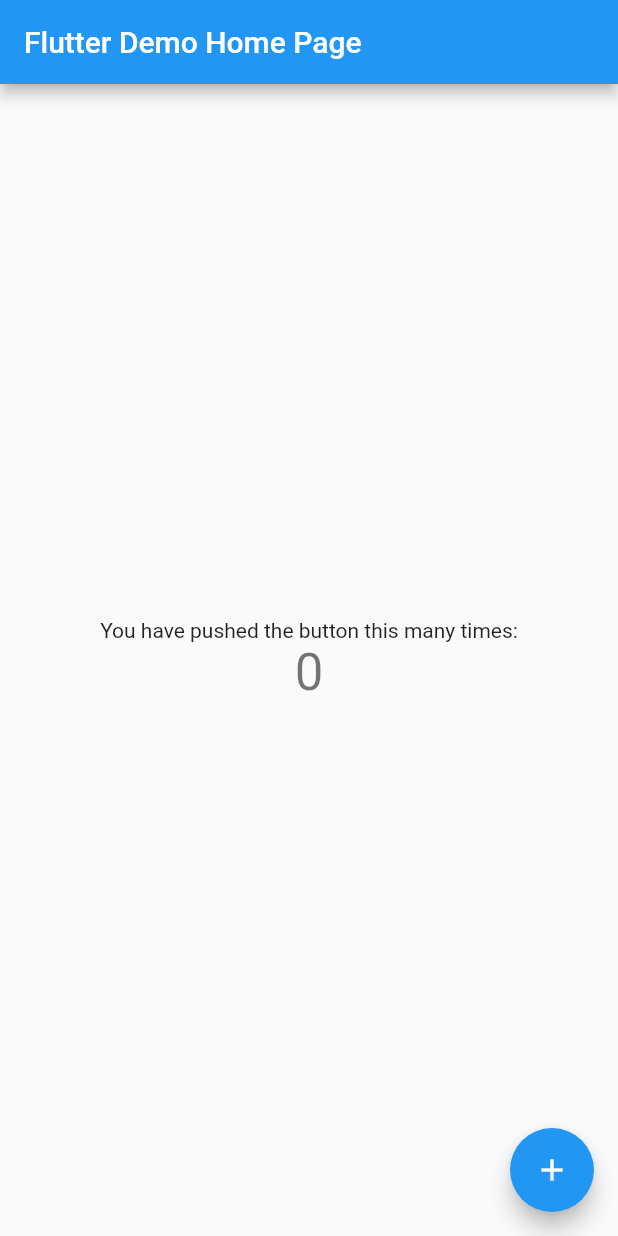
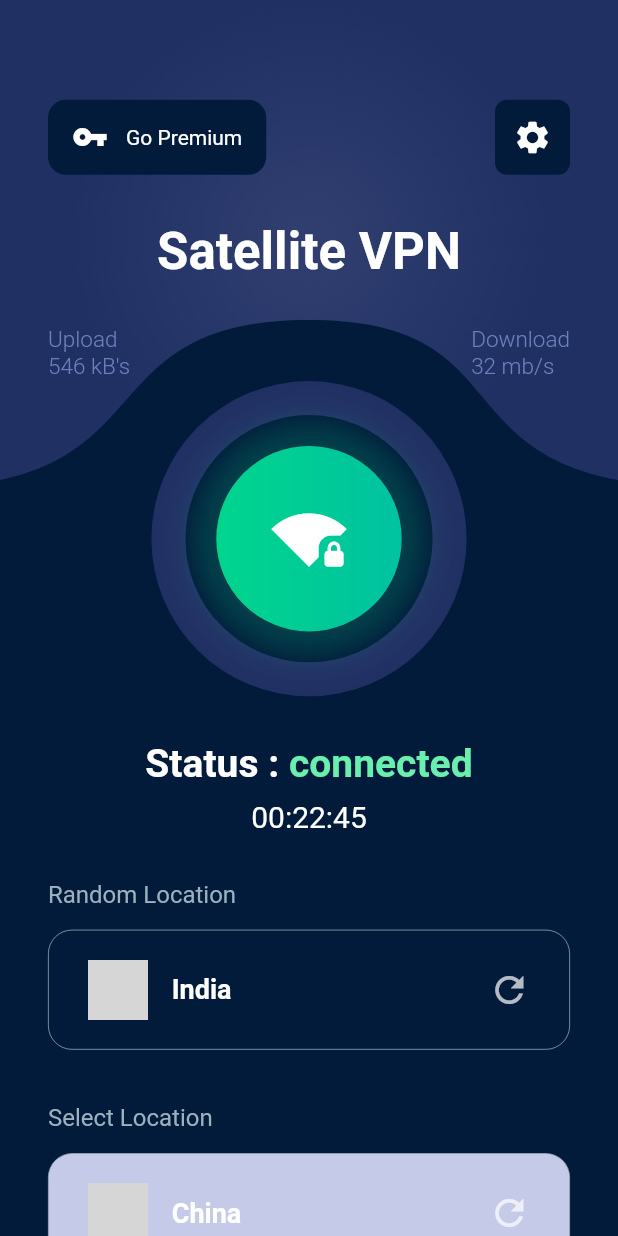
Before and after one commit to KKshitiz/Appcilious-project, a Flutter app: the screen it shows after launch, on a phone screen of 412 x 824 dp. Run offline on Flutter 3.47's test engine with Material 2 defaults, Android fonts, the phone set to English and light mode, and no system bars; network calls fail; grey boxes are pictures that could not be loaded.

Commit message:
complete ui

```diff
--- /dev/null
+++ b/lib/constants.dart
@@ -0,0 +1,45 @@
+import 'package:flutter/material.dart';
+
+const kBgColor = Color(0xFF021B3A);
+const kCurveGradient = RadialGradient(colors: [
+  Color(0xFF313F70),
+  Color(0xFF203063),
+]);
+const kVpnStyle = TextStyle(
+  fontWeight: FontWeight.w600,
+  color: Colors.white,
+  fontSize: 34,
+);
+
+const kSpeedStyle = TextStyle(
+  fontWeight: FontWeight.w300,
+  color: Color(0xFF6B81BD),
+  fontSize: 15,
+);
+
+const kGreenGradient = LinearGradient(colors: [
+  Color(0xFF00D58D),
+  Color(0xFF00C2A0),
+]);
+const kIndiaFlagUrl =
+    'https://upload.wikimedia.org/wikipedia/commons/thumb/4/41/Flag_of_India.svg/800px-Flag_of_India.svg.png';
+
+const kChinaFlagUrl =
+    'https://upload.wikimedia.org/wikipedia/commons/thumb/f/fa/Flag_of_the_People%27s_Republic_of_China.svg/800px-Flag_of_the_People%27s_Republic_of_China.svg.png';
+
+const kConnectedStyle = TextStyle(
+    fontSize: 26,
+    fontWeight: FontWeight.w600,
+    height: 1.6,
+    color: Colors.white);
+
+const kConnectedGreenStyle = TextStyle(
+    fontSize: 26, color: Colors.greenAccent, fontWeight: FontWeight.w600);
+
+const kConnectedSubtitleStyle =
+    TextStyle(fontSize: 20, fontWeight: FontWeight.w400, color: Colors.white);
+const kLocationTitleStyle = TextStyle(
+  fontSize: 16,
+  fontWeight: FontWeight.w400,
+  color: Color(0xFF9BB1BD),
+);
--- /dev/null
+++ b/lib/custom_clipper.dart
@@ -0,0 +1,19 @@
+import 'package:flutter/material.dart';
+
+class MyCustomClipper extends CustomClipper<Path> {
+  @override
+  Path getClip(Size size) {
+    Path path = Path()
+      ..moveTo(0, size.height)
+      ..cubicTo(size.width * 0.25, size.height * 14 / 15, size.width * 0.175,
+          size.height * 2 / 3, size.width * 0.5, size.height * 2 / 3)
+      ..cubicTo(size.width * 0.825, size.height * 2 / 3, size.width * 0.725,
+          size.height * 14 / 15, size.width, size.height)
+      ..lineTo(size.width, 0)
+      ..lineTo(0, 0);
+    return path;
+  }
+
+  @override
+  bool shouldReclip(CustomClipper<Path> oldClipper) => true;
+}
--- a/lib/main.dart
+++ b/lib/main.dart
@@ -1,117 +1,270 @@
+import 'package:Appcilious/custom_clipper.dart';
 import 'package:flutter/material.dart';
+import 'constants.dart';
 
 void main() {
   runApp(MyApp());
 }
 
 class MyApp extends StatelessWidget {
-  // This widget is the root of your application.
   @override
   Widget build(BuildContext context) {
     return MaterialApp(
-      title: 'Flutter Demo',
-      theme: ThemeData(
-        // This is the theme of your application.
-        //
-        // Try running your application with "flutter run". You'll see the
-        // application has a blue toolbar. Then, without quitting the app, try
-        // changing the primarySwatch below to Colors.green and then invoke
-        // "hot reload" (press "r" in the console where you ran "flutter run",
-        // or simply save your changes to "hot reload" in a Flutter IDE).
-        // Notice that the counter didn't reset back to zero; the application
-        // is not restarted.
-        primarySwatch: Colors.blue,
-        // This makes the visual density adapt to the platform that you run
-        // the app on. For desktop platforms, the controls will be smaller and
-        // closer together (more dense) than on mobile platforms.
-        visualDensity: VisualDensity.adaptivePlatformDensity,
-      ),
-      home: MyHomePage(title: 'Flutter Demo Home Page'),
+      debugShowCheckedModeBanner: false,
+      home: HomePage(),
     );
   }
 }
 
-class MyHomePage extends StatefulWidget {
-  MyHomePage({Key key, this.title}) : super(key: key);
-
-  // This widget is the home page of your application. It is stateful, meaning
-  // that it has a State object (defined below) that contains fields that affect
-  // how it looks.
-
-  // This class is the configuration for the state. It holds the values (in this
-  // case the title) provided by the parent (in this case the App widget) and
-  // used by the build method of the State. Fields in a Widget subclass are
-  // always marked "final".
-
-  final String title;
-
+class HomePage extends StatefulWidget {
   @override
-  _MyHomePageState createState() => _MyHomePageState();
+  _HomePageState createState() => _HomePageState();
 }
 
-class _MyHomePageState extends State<MyHomePage> {
-  int _counter = 0;
-
-  void _incrementCounter() {
-    setState(() {
-      // This call to setState tells the Flutter framework that something has
-      // changed in this State, which causes it to rerun the build method below
-      // so that the display can reflect the updated values. If we changed
-      // _counter without calling setState(), then the build method would not be
-      // called again, and so nothing would appear to happen.
-      _counter++;
-    });
-  }
-
+class _HomePageState extends State<HomePage> {
+  bool isConnected = false;
   @override
   Widget build(BuildContext context) {
-    // This method is rerun every time setState is called, for instance as done
-    // by the _incrementCounter method above.
-    //
-    // The Flutter framework has been optimized to make rerunning build methods
-    // fast, so that you can just rebuild anything that needs updating rather
-    // than having to individually change instances of widgets.
+    double screenWidth = MediaQuery.of(context).size.width;
     return Scaffold(
-      appBar: AppBar(
-        // Here we take the value from the MyHomePage object that was created by
-        // the App.build method, and use it to set our appbar title.
-        title: Text(widget.title),
+      backgroundColor: kBgColor,
+      body: ListView(
+        children: [
+          Stack(
+            alignment: Alignment.topCenter,
+            clipBehavior: Clip.none,
+            children: [
+              upperCurvedContainer(context),
+              circularButtonWidget(context, screenWidth),
+            ],
+          ),
+          SizedBox(
+            height: screenWidth * 0.4,
+          ),
+          ConnectedStatusText(connectionStatus: isConnected),
+          SizedBox(
+            height: 20,
+          ),
+          locationCard(
+              'Random Location', Colors.transparent, kIndiaFlagUrl, 'India'),
+          SizedBox(
+            height: 20,
+          ),
+          locationCard(
+              'Select Location', Colors.indigo[100], kChinaFlagUrl, 'China'),
+        ],
       ),
-      body: Center(
-        // Center is a layout widget. It takes a single child and positions it
-        // in the middle of the parent.
-        child: Column(
-          // Column is also a layout widget. It takes a list of children and
-          // arranges them vertically. By default, it sizes itself to fit its
-          // children horizontally, and tries to be as tall as its parent.
-          //
-          // Invoke "debug painting" (press "p" in the console, choose the
-          // "Toggle Debug Paint" action from the Flutter Inspector in Android
-          // Studio, or the "Toggle Debug Paint" command in Visual Studio Code)
-          // to see the wireframe for each widget.
-          //
-          // Column has various properties to control how it sizes itself and
-          // how it positions its children. Here we use mainAxisAlignment to
-          // center the children vertically; the main axis here is the vertical
-          // axis because Columns are vertical (the cross axis would be
-          // horizontal).
-          mainAxisAlignment: MainAxisAlignment.center,
-          children: <Widget>[
-            Text(
-              'You have pushed the button this many times:',
+    );
+  }
+}
+
+Widget upperCurvedContainer(BuildContext context) {
+  return ClipPath(
+    clipper: MyCustomClipper(),
+    child: Container(
+      padding: EdgeInsets.symmetric(horizontal: 32, vertical: 36),
+      height: 320,
+      width: MediaQuery.of(context).size.width,
+      decoration: BoxDecoration(gradient: kCurveGradient),
+      child: Column(
+        mainAxisAlignment: MainAxisAlignment.spaceEvenly,
+        crossAxisAlignment: CrossAxisAlignment.center,
+        children: [
+          _topRow(),
+          Text(
+            'Satellite VPN',
+            style: kVpnStyle,
+          ),
+          _bottomRow(),
+        ],
+      ),
+    ),
+  );
+}
+
+Widget _topRow() {
+  return Row(
+    mainAxisAlignment: MainAxisAlignment.spaceBetween,
+    children: [
+      Container(
+        padding: EdgeInsets.symmetric(horizontal: 16, vertical: 10),
+        height: 50,
+        decoration: BoxDecoration(
+          color: kBgColor,
+          borderRadius: BorderRadius.circular(12),
+        ),
+        child: Row(
+          children: [
+            Icon(
+              Icons.vpn_key,
+              color: Colors.white,
+            ),
+            SizedBox(
+              width: 12,
             ),
             Text(
-              '$_counter',
-              style: Theme.of(context).textTheme.headline4,
+              'Go Premium',
+              style: TextStyle(color: Colors.white),
             ),
           ],
         ),
       ),
-      floatingActionButton: FloatingActionButton(
-        onPressed: _incrementCounter,
-        tooltip: 'Increment',
-        child: Icon(Icons.add),
-      ), // This trailing comma makes auto-formatting nicer for build methods.
+      Container(
+        height: 50,
+        width: 50,
+        decoration: BoxDecoration(
+          color: kBgColor,
+          borderRadius: BorderRadius.circular(8),
+        ),
+        child: Center(
+          child: Icon(
+            Icons.settings,
+            size: 26,
+            color: Colors.white,
+          ),
+        ),
+      )
+    ],
+  );
+}
+
+Widget _bottomRow() {
+  return Row(
+    mainAxisAlignment: MainAxisAlignment.spaceBetween,
+    children: [
+      Text(
+        'Upload\n546 kB\'s',
+        style: kSpeedStyle,
+      ),
+      Text(
+        'Download\n32 mb/s',
+        style: kSpeedStyle,
+      ),
+    ],
+  );
+}
+
+class ConnectedStatusText extends StatelessWidget {
+  final bool connectionStatus;
+  ConnectedStatusText({this.connectionStatus});
+  @override
+  Widget build(BuildContext context) {
+    return Align(
+      alignment: Alignment.center,
+      child: RichText(
+        textAlign: TextAlign.center,
+        text: TextSpan(
+          text: 'Status :',
+          style: kConnectedStyle,
+          children: [
+            TextSpan(text: ' connected\n', style: kConnectedGreenStyle),
+            TextSpan(text: '00:22:45', style: kConnectedSubtitleStyle),
+          ],
+        ),
+      ),
     );
   }
 }
+
+Widget circularButtonWidget(BuildContext context, width) {
+  return Positioned(
+    bottom: -width * 0.35,
+    child: Stack(
+      alignment: Alignment.center,
+      children: [
+        Container(
+          height: width * 0.51,
+          width: width * 0.51,
+          decoration: BoxDecoration(
+            shape: BoxShape.circle,
+            gradient: kCurveGradient,
+          ),
+          child: Center(
+            child: Container(
+              height: width * 0.4,
+              width: width * 0.4,
+              decoration: BoxDecoration(
+                shape: BoxShape.circle,
+                color: kBgColor,
+              ),
+              child: Center(
+                child: Container(
+                  height: width * 0.3,
+                  width: width * 0.3,
+                  decoration: BoxDecoration(
+                    shape: BoxShape.circle,
+                    gradient: kGreenGradient,
+                    boxShadow: [
+                      BoxShadow(
+                        color: Color(0xFF00D58D).withOpacity(0.2),
+                        spreadRadius: 15,
+                        blurRadius: 15,
+                      ),
+                    ],
+                  ),
+                  child: Center(
+                    child: Icon(
+                      Icons.wifi_lock,
+                      color: Colors.white,
+                      size: 50,
+                    ),
+                  ),
+                ),
+              ),
+            ),
+          ),
+        )
+      ],
+    ),
+  );
+}
+
+Widget locationCard(title, cardBgColor, flag, country) {
+  return Container(
+    margin: EdgeInsets.symmetric(vertical: 8, horizontal: 32),
+    child: Column(
+      mainAxisAlignment: MainAxisAlignment.start,
+      crossAxisAlignment: CrossAxisAlignment.start,
+      children: [
+        Text(
+          title,
+          style: kLocationTitleStyle,
+        ),
+        SizedBox(
+          height: 14,
+        ),
+        Container(
+          height: 80,
+          padding: EdgeInsets.all(10),
+          decoration: BoxDecoration(
+            color: cardBgColor,
+            border: Border.all(
+                color: Color(0xFF9BB1BD), style: BorderStyle.solid, width: 0.5),
+            borderRadius: BorderRadius.circular(16),
+          ),
+          child: Center(
+            child: ListTile(
+              leading: CircleAvatar(
+                backgroundColor: Colors.transparent,
+                radius: 20,
+                backgroundImage: NetworkImage(flag),
+              ),
+              title: Text(
+                country,
+                style: TextStyle(
+                    color: Colors.white,
+                    fontSize: 18,
+                    fontWeight: FontWeight.w600),
+              ),
+              trailing: Icon(
+                Icons.refresh,
+                size: 28,
+                color: Colors.white70,
+              ),
+            ),
+          ),
+        )
+      ],
+    ),
+  );
+}
```
Also changed, not shown: 1 other file.
